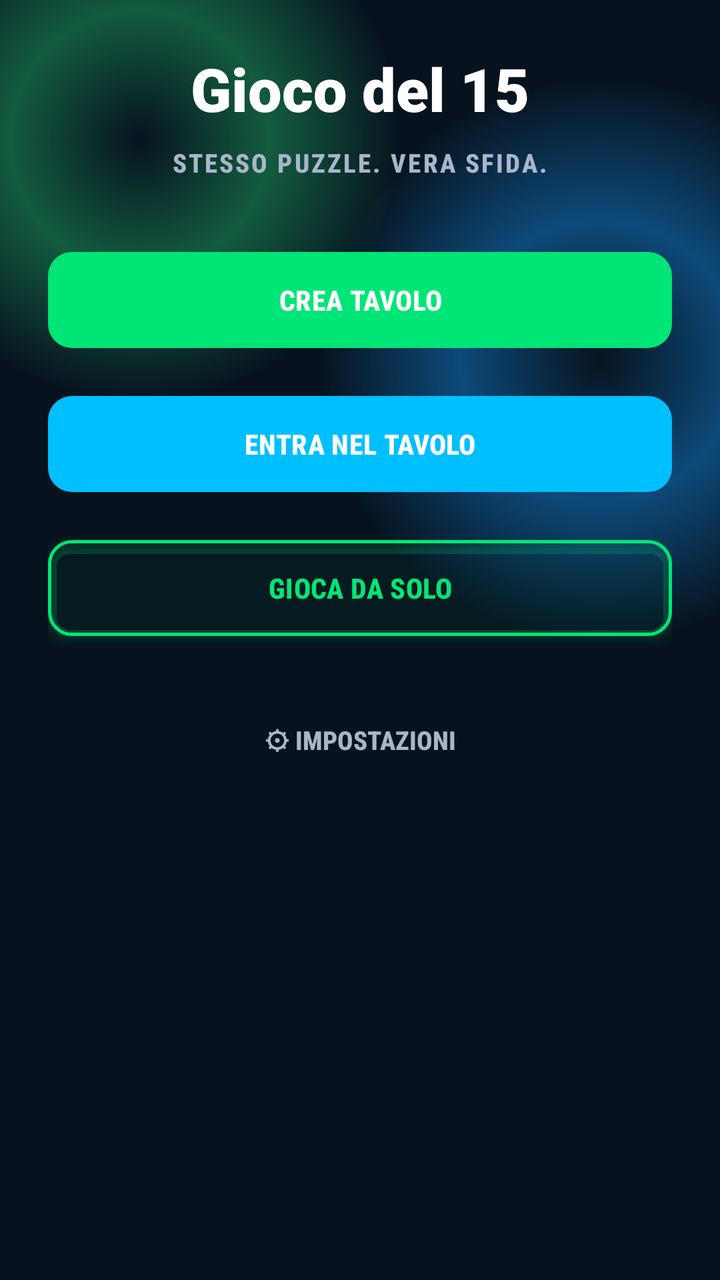
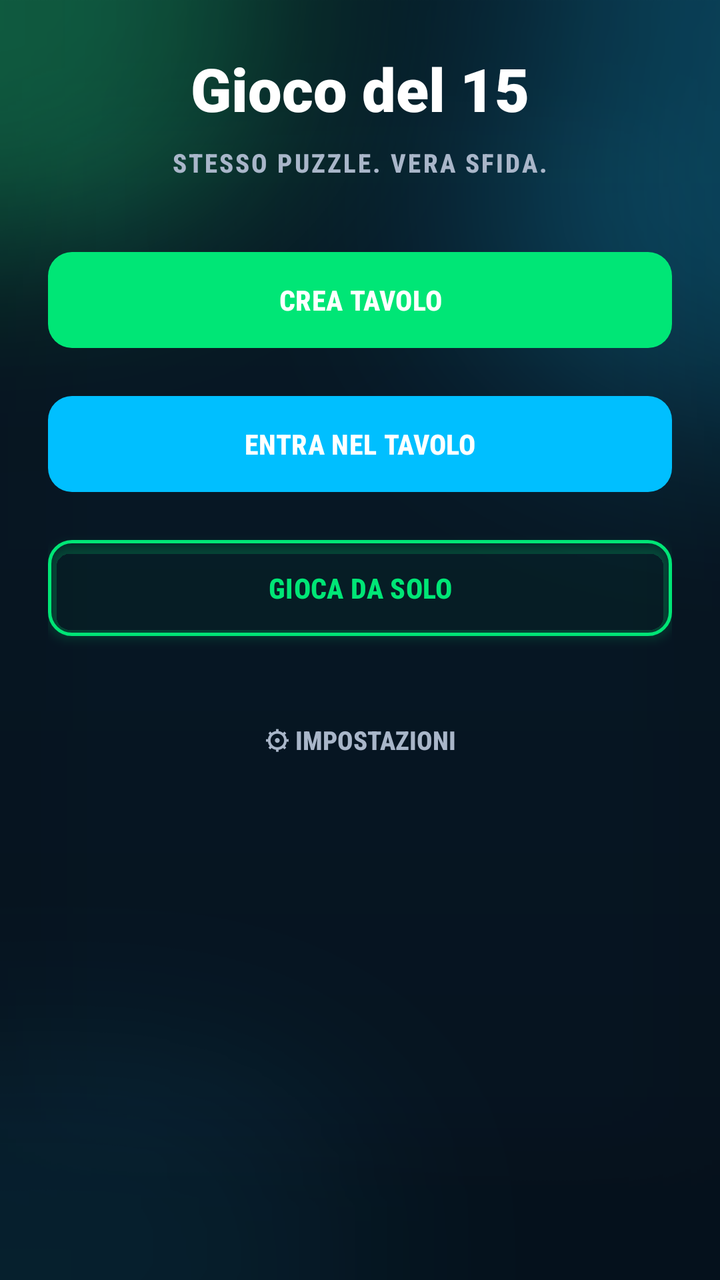

An Android layout rendered at two revisions. The XML below is the earlier revision; the diff shows what the commit changed to produce the second picture.
<!-- AndroidManifest.xml: application theme Theme.GiocoDel15 -->
<!-- res/layout/activity_home.xml -->
<?xml version="1.0" encoding="utf-8"?>
<androidx.constraintlayout.widget.ConstraintLayout xmlns:android="http://schemas.android.com/apk/res/android"
    xmlns:app="http://schemas.android.com/apk/res-auto"
    android:layout_width="match_parent"
    android:layout_height="match_parent"
    android:background="@drawable/bg_aurora"
    android:padding="@dimen/space_lg">

    <TextView
        android:id="@+id/title"
        android:layout_width="wrap_content"
        android:layout_height="wrap_content"
        android:fontFamily="sans-serif-black"
        android:text="@string/app_name"
        android:textColor="@color/game_text_primary"
        android:textSize="@dimen/title_size"
        android:textStyle="bold"
        app:layout_constraintEnd_toEndOf="parent"
        app:layout_constraintStart_toStartOf="parent"
        app:layout_constraintTop_toTopOf="parent" />

    <TextView
        android:id="@+id/tagline"
        android:layout_width="wrap_content"
        android:layout_height="wrap_content"
        android:layout_marginTop="@dimen/space_sm"
        android:letterSpacing="0.08"
        android:text="@string/home_tagline"
        android:textColor="@color/game_text_secondary"
        android:textSize="@dimen/caption_size"
        android:textStyle="bold"
        app:layout_constraintEnd_toEndOf="parent"
        app:layout_constraintStart_toStartOf="parent"
        app:layout_constraintTop_toBottomOf="@id/title" />

    <com.google.android.material.button.MaterialButton
        android:id="@+id/createTableButton"
        style="@style/Widget.GiocoDel15.PrimaryButton"
        android:layout_width="0dp"
        android:layout_height="wrap_content"
        android:layout_marginTop="@dimen/space_xl"
        android:text="@string/create_table"
        android:textColor="@color/game_text_primary"
        app:backgroundTint="@color/game_primary"
        app:layout_constraintEnd_toEndOf="parent"
        app:layout_constraintStart_toStartOf="parent"
        app:layout_constraintTop_toBottomOf="@id/tagline" />

    <com.google.android.material.button.MaterialButton
        android:id="@+id/joinTableButton"
        style="@style/Widget.GiocoDel15.SecondaryButton"
        android:layout_width="0dp"
        android:layout_height="wrap_content"
        android:layout_marginTop="@dimen/space_md"
        android:text="@string/join_table"
        android:textColor="@color/game_text_primary"
        app:layout_constraintEnd_toEndOf="parent"
        app:layout_constraintStart_toStartOf="parent"
        app:layout_constraintTop_toBottomOf="@id/createTableButton" />

    <com.google.android.material.button.MaterialButton
        android:id="@+id/soloPlayButton"
        style="@style/Widget.GiocoDel15.OutlineButton"
        android:layout_width="0dp"
        android:layout_height="wrap_content"
        android:layout_marginTop="@dimen/space_md"
        android:text="@string/solo_play"
        app:layout_constraintEnd_toEndOf="parent"
        app:layout_constraintStart_toStartOf="parent"
        app:layout_constraintTop_toBottomOf="@id/joinTableButton" />

    <TextView
        android:id="@+id/settingsEntry"
        android:layout_width="wrap_content"
        android:layout_height="wrap_content"
        android:layout_marginTop="@dimen/space_lg"
        android:clickable="true"
        android:focusable="true"
        android:minWidth="@dimen/touch_target_min"
        android:minHeight="@dimen/touch_target_min"
        android:gravity="center"
        android:text="@string/settings_entry"
        android:textColor="@color/game_text_secondary"
        android:textSize="@dimen/caption_size"
        android:textStyle="bold"
        app:layout_constraintEnd_toEndOf="parent"
        app:layout_constraintStart_toStartOf="parent"
        app:layout_constraintTop_toBottomOf="@id/soloPlayButton" />

</androidx.constraintlayout.widget.ConstraintLayout>
<!-- resources referenced by this layout -->
<resources>
  <color name="game_primary">@color/game_green</color>
  <color name="game_text_primary">#FFFFFF</color>
  <color name="game_text_secondary">#A9B6C9</color>
  <dimen name="caption_size">13sp</dimen>
  <dimen name="space_lg">24dp</dimen>
  <dimen name="space_md">16dp</dimen>
  <dimen name="space_sm">8dp</dimen>
  <dimen name="space_xl">32dp</dimen>
  <dimen name="title_size">30sp</dimen>
  <dimen name="touch_target_min">48dp</dimen>
  <!-- drawable bg_aurora (drawable) -->
  <?xml version="1.0" encoding="utf-8"?>
  <layer-list xmlns:android="http://schemas.android.com/apk/res/android">
      <item>
          <shape android:shape="rectangle">
              <solid android:color="@color/game_background" />
          </shape>
      </item>
      <item
          android:width="260dp"
          android:height="260dp"
          android:gravity="top|start"
          android:left="-60dp"
          android:top="-60dp">
          <shape android:shape="oval">
              <gradient
                  android:type="radial"
                  android:gradientRadius="130dp"
                  android:centerColor="@color/aurora_green"
                  android:endColor="@color/aurora_green_end" />
          </shape>
      </item>
      <item
          android:width="280dp"
          android:height="280dp"
          android:gravity="top|end"
          android:right="-80dp"
          android:top="40dp">
          <shape android:shape="oval">
              <gradient
                  android:type="radial"
                  android:gradientRadius="140dp"
                  android:centerColor="@color/aurora_blue"
                  android:endColor="@color/aurora_blue_end" />
          </shape>
      </item>
  </layer-list>
  <string name="app_name">Gioco del 15</string>
  <string name="create_table">CREA TAVOLO</string>
  <string name="home_tagline">STESSO PUZZLE. VERA SFIDA.</string>
  <string name="join_table">ENTRA NEL TAVOLO</string>
  <string name="settings_entry">⚙ IMPOSTAZIONI</string>
  <string name="solo_play">GIOCA DA SOLO</string>
  <style name="Widget.GiocoDel15.SecondaryButton" parent="Widget.GiocoDel15.PrimaryButton">
          <item name="backgroundTint">@color/game_secondary</item>
          <item name="android:outlineAmbientShadowColor">@color/game_secondary</item>
          <item name="android:outlineSpotShadowColor">@color/game_secondary</item>
      </style>
  <style name="Theme.GiocoDel15" parent="Theme.Material3.DayNight.NoActionBar">
          <item name="android:fontFamily">sans-serif-condensed-medium</item>
          <item name="android:colorAccent">@color/game_secondary</item>
          <item name="android:navigationBarColor">@color/game_background</item>
          <item name="android:statusBarColor">@color/game_background</item>
          <item name="android:windowLightStatusBar">false</item>
          <item name="colorPrimary">@color/game_primary</item>
          <item name="colorSecondary">@color/game_secondary</item>
      </style>
  <color name="game_green">#00E676</color>
  <color name="game_background">@color/game_bg_primary</color>
  <color name="aurora_green">#6625C76F</color>
  <color name="aurora_green_end">#0025C76F</color>
  <color name="aurora_blue">#66169BFF</color>
  <color name="aurora_blue_end">#00169BFF</color>
  <dimen name="button_height">56dp</dimen>
  <dimen name="radius_md">12dp</dimen>
  <dimen name="outline_stroke_width">1.5dp</dimen>
  <dimen name="button_outline_elevation">3dp</dimen>
  <dimen name="button_elevation">6dp</dimen>
  <color name="game_secondary">@color/game_cyan</color>
  <color name="game_bg_primary">#06131F</color>
  <color name="game_cyan">#00BFFF</color>
  <!-- unchanged entries left out for length: 2 -->
</resources>

<!-- the commit's change to res/layout/activity_home.xml (unified diff, before → after) -->
@@ -3,7 +3,7 @@
     xmlns:app="http://schemas.android.com/apk/res-auto"
     android:layout_width="match_parent"
     android:layout_height="match_parent"
-    android:background="@drawable/bg_aurora"
+    android:background="@drawable/bg_home_activity"
     android:padding="@dimen/space_lg">
 
     <TextView
<!-- resource entries referenced after the edit -->
@@ -10,43 +10,7 @@
   <dimen name="space_xl">32dp</dimen>
   <dimen name="title_size">30sp</dimen>
   <dimen name="touch_target_min">48dp</dimen>
-  <!-- drawable bg_aurora (drawable) -->
-  <?xml version="1.0" encoding="utf-8"?>
-  <layer-list xmlns:android="http://schemas.android.com/apk/res/android">
-      <item>
-          <shape android:shape="rectangle">
-              <solid android:color="@color/game_background" />
-          </shape>
-      </item>
-      <item
-          android:width="260dp"
-          android:height="260dp"
-          android:gravity="top|start"
-          android:left="-60dp"
-          android:top="-60dp">
-          <shape android:shape="oval">
-              <gradient
-                  android:type="radial"
-                  android:gradientRadius="130dp"
-                  android:centerColor="@color/aurora_green"
-                  android:endColor="@color/aurora_green_end" />
-          </shape>
-      </item>
-      <item
-          android:width="280dp"
-          android:height="280dp"
-          android:gravity="top|end"
-          android:right="-80dp"
-          android:top="40dp">
-          <shape android:shape="oval">
-              <gradient
-                  android:type="radial"
-                  android:gradientRadius="140dp"
-                  android:centerColor="@color/aurora_blue"
-                  android:endColor="@color/aurora_blue_end" />
-          </shape>
-      </item>
-  </layer-list>
+  <!-- drawable bg_home_activity: png bitmap (drawable-land-nodpi, 96350 bytes) -->
   <string name="app_name">Gioco del 15</string>
   <string name="create_table">CREA TAVOLO</string>
   <string name="home_tagline">STESSO PUZZLE. VERA SFIDA.</string>
@@ -61,25 +25,20 @@
   <style name="Theme.GiocoDel15" parent="Theme.Material3.DayNight.NoActionBar">
           <item name="android:fontFamily">sans-serif-condensed-medium</item>
           <item name="android:colorAccent">@color/game_secondary</item>
-          <item name="android:navigationBarColor">@color/game_background</item>
-          <item name="android:statusBarColor">@color/game_background</item>
+          <item name="android:navigationBarColor">@android:color/transparent</item>
+          <item name="android:statusBarColor">@android:color/transparent</item>
           <item name="android:windowLightStatusBar">false</item>
+          <item name="android:windowLightNavigationBar" tools:targetApi="27">false</item>
           <item name="colorPrimary">@color/game_primary</item>
           <item name="colorSecondary">@color/game_secondary</item>
       </style>
   <color name="game_green">#00E676</color>
-  <color name="game_background">@color/game_bg_primary</color>
-  <color name="aurora_green">#6625C76F</color>
-  <color name="aurora_green_end">#0025C76F</color>
-  <color name="aurora_blue">#66169BFF</color>
-  <color name="aurora_blue_end">#00169BFF</color>
   <dimen name="button_height">56dp</dimen>
   <dimen name="radius_md">12dp</dimen>
   <dimen name="outline_stroke_width">1.5dp</dimen>
   <dimen name="button_outline_elevation">3dp</dimen>
   <dimen name="button_elevation">6dp</dimen>
   <color name="game_secondary">@color/game_cyan</color>
-  <color name="game_bg_primary">#06131F</color>
   <color name="game_cyan">#00BFFF</color>
   <!-- unchanged entries left out for length: 2 -->
 </resources>
